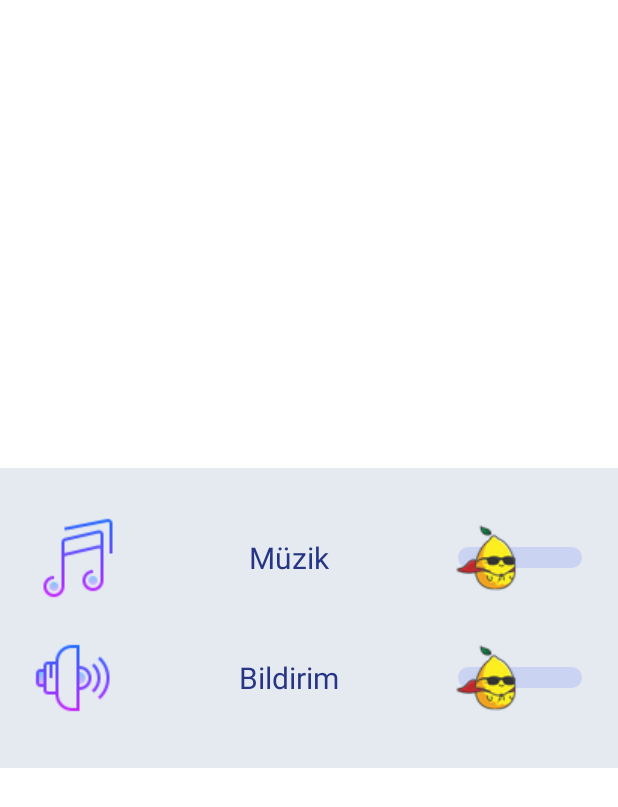
After one commit to dumanngizem/FruitsDetection, an Android app: the layout settings_popup.xml on its own in the app's theme, with its tools: preview values and no code run, on a phone screen of 412 x 824 dp. The commit adds this screen. Shown: the top 807 px of the screen. Run offline under Robolectric (Android 15) with nearby library versions, the phone set to English and light mode, and no system bars.

Commit message:
create popup and settings button

```diff
--- a/CekipAL/app/src/main/java/com/example/cekipal/MainActivity.kt
+++ b/CekipAL/app/src/main/java/com/example/cekipal/MainActivity.kt
@@ -2,6 +2,7 @@ package com.example.cekipal
 
 import android.Manifest
 import android.app.Activity
+import android.app.AlertDialog
 import android.content.Intent
 import android.content.pm.PackageManager
 import android.graphics.Bitmap
@@ -12,12 +13,17 @@ import android.net.Uri
 import android.os.Bundle
 import android.os.Environment
 import android.provider.MediaStore
+import android.view.Gravity
+import android.view.LayoutInflater
 import android.view.View
+import android.view.View.inflate
+import android.widget.PopupWindow
 import android.widget.Toast
 import androidx.appcompat.app.AppCompatActivity
 import androidx.core.app.ActivityCompat
 import androidx.core.content.ContextCompat
 import androidx.core.content.FileProvider
+import com.example.cekipal.databinding.ActivityDetectionScreenBinding.inflate
 import com.example.cekipal.databinding.ActivityMainBinding
 import java.io.File
 import kotlin.random.Random
@@ -73,7 +79,16 @@ class MainActivity : AppCompatActivity() {
             val intent = Intent(this, DetectionScreen::class.java)
             startActivity(intent)
         }
+
+        binding.settingsImageButton.setOnClickListener{
+            var popup = LayoutInflater.from(this).inflate(R.layout.settings_popup, null)
+            ///val popUyari = PopupWindow(popup,windowManager.defaultDisplay.width, windowManager.defaultDisplay.height)
+            val popUyari = AlertDialog.Builder(this)
+            popUyari.setView(popup)
+            popUyari.show()
+        }
     }
+
 
     override fun onRequestPermissionsResult(
         requestCode: Int,
--- a/CekipAL/app/src/main/res/layout/activity_main.xml
+++ b/CekipAL/app/src/main/res/layout/activity_main.xml
@@ -100,7 +100,6 @@
         android:includeFontPadding="false"
         android:paddingLeft="30dp"
         android:paddingRight="30dp"
-        android:text="TextView Merhaba nasılsın iyi misin ben iyiyim"
         android:textColor="#273585"
         android:textSize="20sp"
         app:layout_constraintBottom_toBottomOf="parent"
@@ -109,4 +108,16 @@
         app:layout_constraintTop_toTopOf="parent"
         app:layout_constraintVertical_bias="0.58000004" />
 
+    <ImageButton
+        android:id="@+id/settingsImageButton"
+        android:layout_width="wrap_content"
+        android:layout_height="wrap_content"
+        android:layout_marginTop="10dp"
+        android:layout_marginEnd="15dp"
+        app:layout_constraintEnd_toEndOf="parent"
+        app:layout_constraintHorizontal_bias="1.0"
+        app:layout_constraintStart_toStartOf="parent"
+        app:layout_constraintTop_toTopOf="parent"
+        app:srcCompat="@android:drawable/ic_menu_manage" />
+
 </androidx.constraintlayout.widget.ConstraintLayout>
--- /dev/null
+++ b/CekipAL/app/src/main/res/layout/settings_popup.xml
@@ -0,0 +1,49 @@
+<?xml version="1.0" encoding="utf-8"?>
+<androidx.constraintlayout.widget.ConstraintLayout xmlns:android="http://schemas.android.com/apk/res/android"
+    xmlns:app="http://schemas.android.com/apk/res-auto"
+    xmlns:tools="http://schemas.android.com/tools"
+    android:layout_width="match_parent"
+    android:layout_height="match_parent">
+
+    <LinearLayout
+        android:layout_width="match_parent"
+        android:layout_height="200dp"
+        android:background="#E5EAF1"
+        android:orientation="vertical"
+        android:padding="20dp"
+        app:layout_constraintBottom_toBottomOf="parent"
+        app:layout_constraintEnd_toEndOf="parent"
+        app:layout_constraintStart_toStartOf="parent"
+        app:layout_constraintTop_toTopOf="parent">
+
+        <Switch
+            android:id="@+id/swMusic"
+            android:layout_width="match_parent"
+            android:layout_height="match_parent"
+            android:layout_weight="1"
+            android:checked="false"
+            android:drawableLeft="@drawable/notification"
+            android:scrollbarAlwaysDrawVerticalTrack="false"
+            android:text="Müzik"
+            android:textAlignment="center"
+            android:textColor="#273585"
+            android:textSize="20dp"
+            android:thumb="@drawable/switch_icon"
+            android:trackTint="#7C8EF4" />
+
+        <Switch
+            android:id="@+id/swSound"
+            android:layout_width="match_parent"
+            android:layout_height="match_parent"
+            android:layout_weight="1"
+            android:drawableLeft="@drawable/voice"
+            android:text="Bildirim"
+            android:textAlignment="center"
+            android:textColor="#273585"
+            android:textSize="20sp"
+            android:textStyle="normal"
+            android:thumb="@drawable/switch_icon"
+            android:trackTint="#7C8EF4"
+            tools:checked="false" />
+    </LinearLayout>
+</androidx.constraintlayout.widget.ConstraintLayout>
```
Also changed, not shown: CekipAL/app/src/main/res/drawable-v24/notification.png (added), CekipAL/app/src/main/res/drawable-v24/switch_icon.png (added), CekipAL/app/src/main/res/drawable-v24/voice.png (added).
